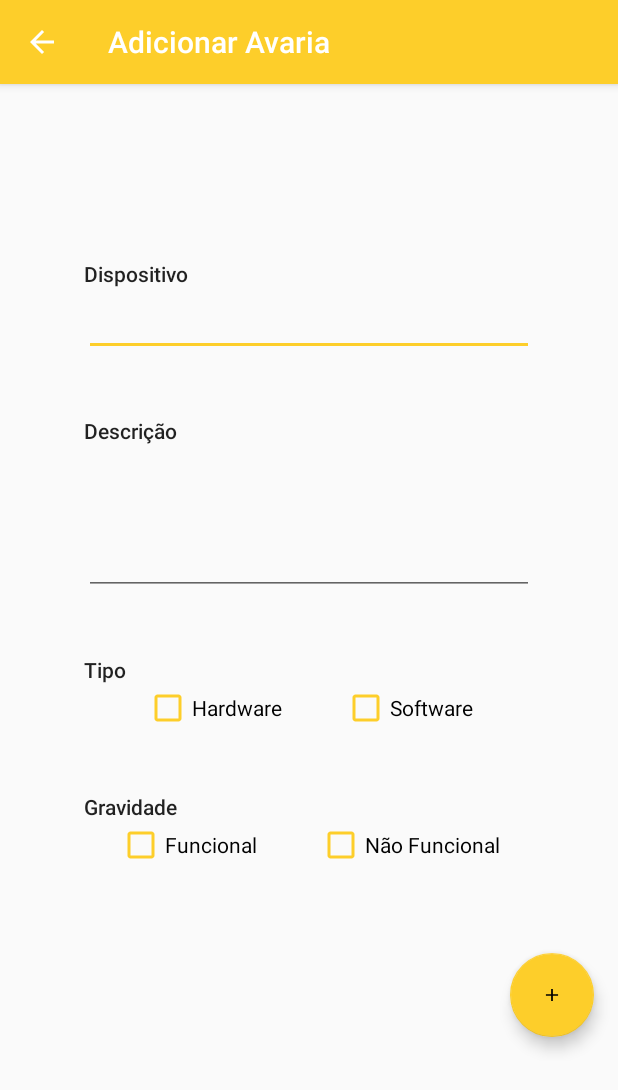
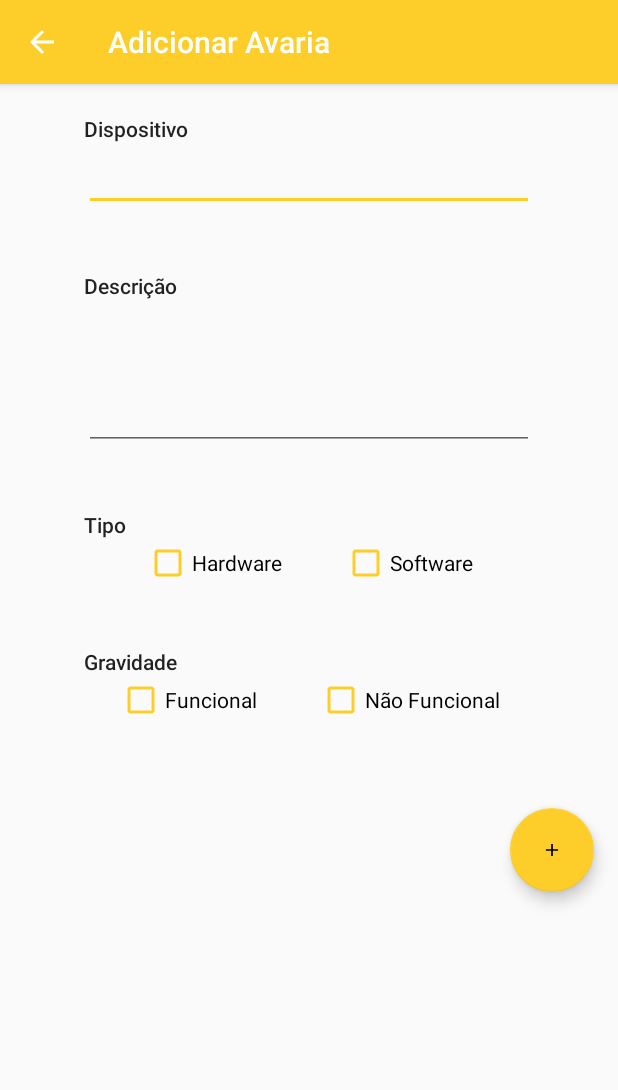
Before and after one commit to goncaloxavier/psi_2190788_2190778, an Android app: the AnomalyActivity screen opened directly, with no data from a screen before it, on a phone screen of 412 x 824 dp. Shown: the top 1090 px of the screen. Run offline under Robolectric (Android 15) with nearby library versions, the phone set to English and light mode, and no system bars.

Commit message:
Adjusted last commit

```diff
--- a/AM/app/src/main/res/layout/activity_anomaly.xml
+++ b/AM/app/src/main/res/layout/activity_anomaly.xml
@@ -10,13 +10,16 @@
 
     <FrameLayout
         android:layout_width="match_parent"
-        android:layout_height="match_parent"
-        android:layout_gravity="center">
+        android:layout_height="match_parent">
 
         <LinearLayout
             android:layout_width="match_parent"
             android:layout_height="match_parent"
             android:orientation="vertical">
+
+            <Space
+                android:layout_width="match_parent"
+                android:layout_height="20dp" />
 
             <LinearLayout
                 android:layout_width="match_parent"
```
